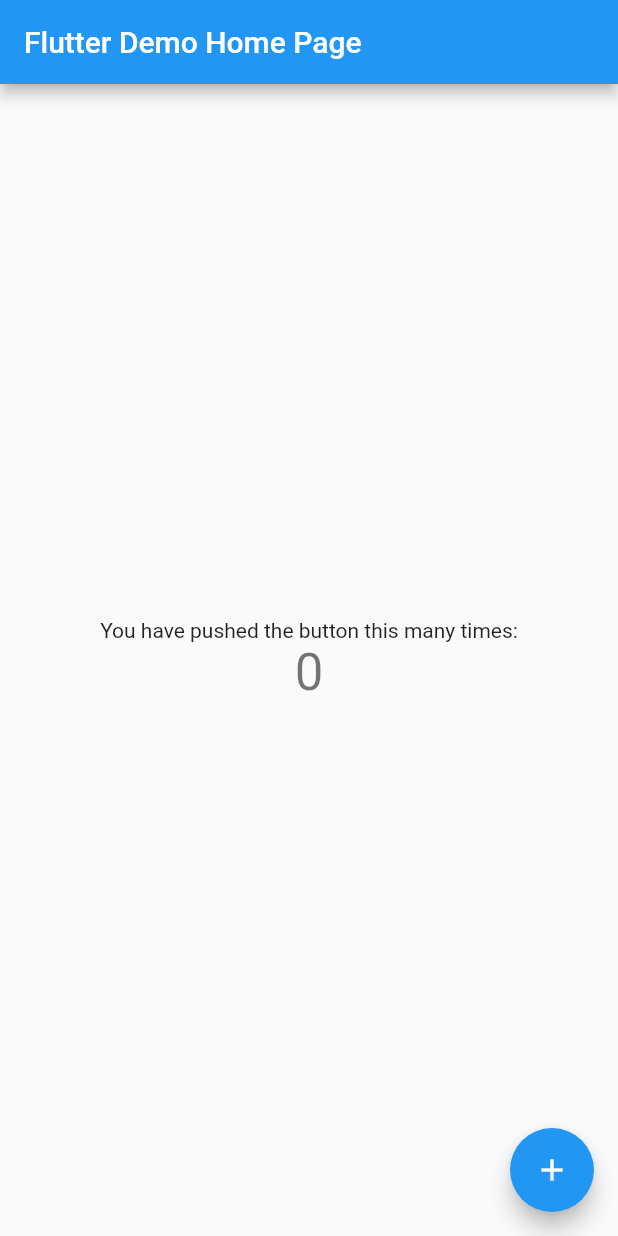
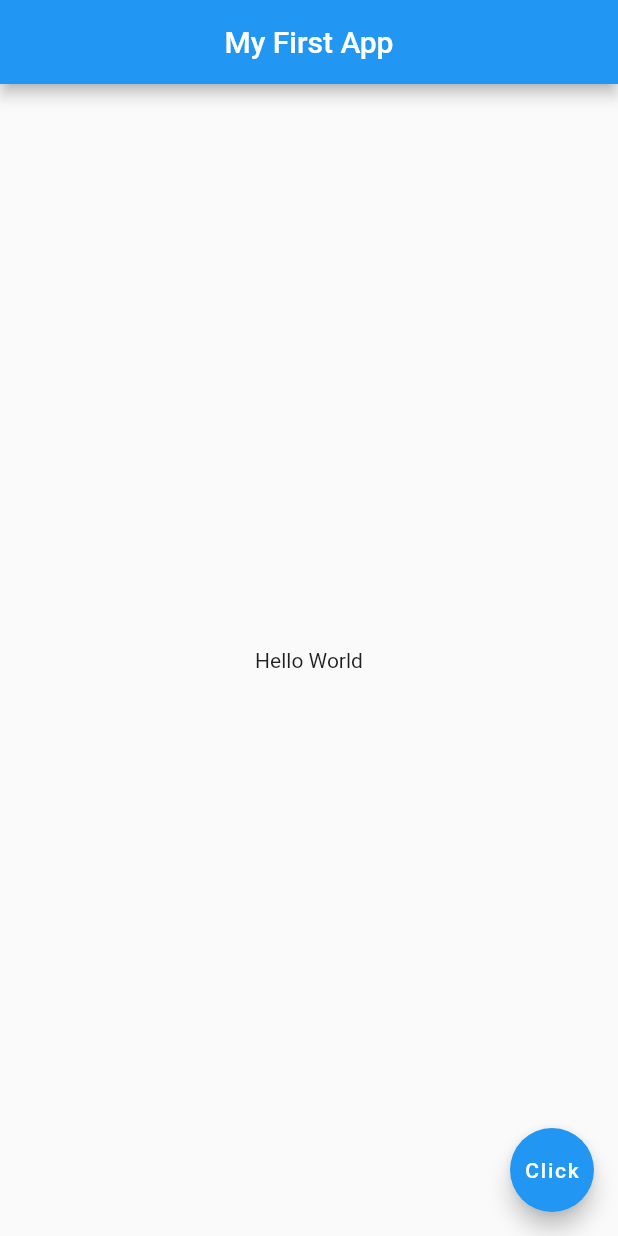
Before and after one commit to orinatonton/flutter-app-intro, a Flutter app: the screen it shows after launch, on a phone screen of 412 x 824 dp. Run offline on Flutter 3.47's test engine with Material 2 defaults, Android fonts, the phone set to English and light mode, and no system bars.

Commit message:
Scaffold Added and new design is started

```diff
--- a/lib/main.dart
+++ b/lib/main.dart
@@ -1,74 +1,17 @@
 import 'package:flutter/material.dart';
 
-void main() => runApp(MyApp());
-
-class MyApp extends StatelessWidget {
-  // This widget is the root of your application.
-  @override
-  Widget build(BuildContext context) {
-    return MaterialApp(
-      title: 'Flutter Demo',
-      theme: ThemeData(
-
-        primarySwatch: Colors.blue,
-
-        visualDensity: VisualDensity.adaptivePlatformDensity,
-      ),
-      home: MyHomePage(title: 'Flutter Demo Home Page'),
-    );
-  }
-}
-
-class MyHomePage extends StatefulWidget {
-  MyHomePage({Key key, this.title}) : super(key: key);
-
-  final String title;
-
-  @override
-  _MyHomePageState createState() => _MyHomePageState();
-}
-
-class _MyHomePageState extends State<MyHomePage> {
-  int _counter = 0;
-
-  void _incrementCounter() {
-    setState(() {
-
-      _counter++;
-    });
-  }
-
-  @override
-  Widget build(BuildContext context) {
-
-    return Scaffold(
+void main() => runApp(MaterialApp(
+  home: Scaffold(
     appBar: AppBar(
-        // Here we take the value from the MyHomePage object that was created by
-        // the App.build method, and use it to set our appbar title.
-        title: Text(widget.title),
+      title: Text('My First App'), // App title
+      centerTitle: true,
     ),
     body: Center(
-        // Center is a layout widget. It takes a single child and positions it
-        // in the middle of the parent.
-        child: Column(
-
-          mainAxisAlignment: MainAxisAlignment.center,
-          children: <Widget>[
-            Text(
-              'You have pushed the button this many times:',
+      // Places contents center
+      child: Text('Hello World'),
     ),
-            Text(
-              '$_counter',
-              style: Theme.of(context).textTheme.headline4,
-            ),
-          ],
+    floatingActionButton: FloatingActionButton(
+      child: Text('Click'),
     ),
   ),
-      floatingActionButton: FloatingActionButton(
-        onPressed: _incrementCounter,
-        tooltip: 'Increment',
-        child: Icon(Icons.add),
-      ), // This trailing comma makes auto-formatting nicer for build methods.
-    );
-  }
-}
+));
```
Lines whose indentation alone changed are shown as unchanged.
